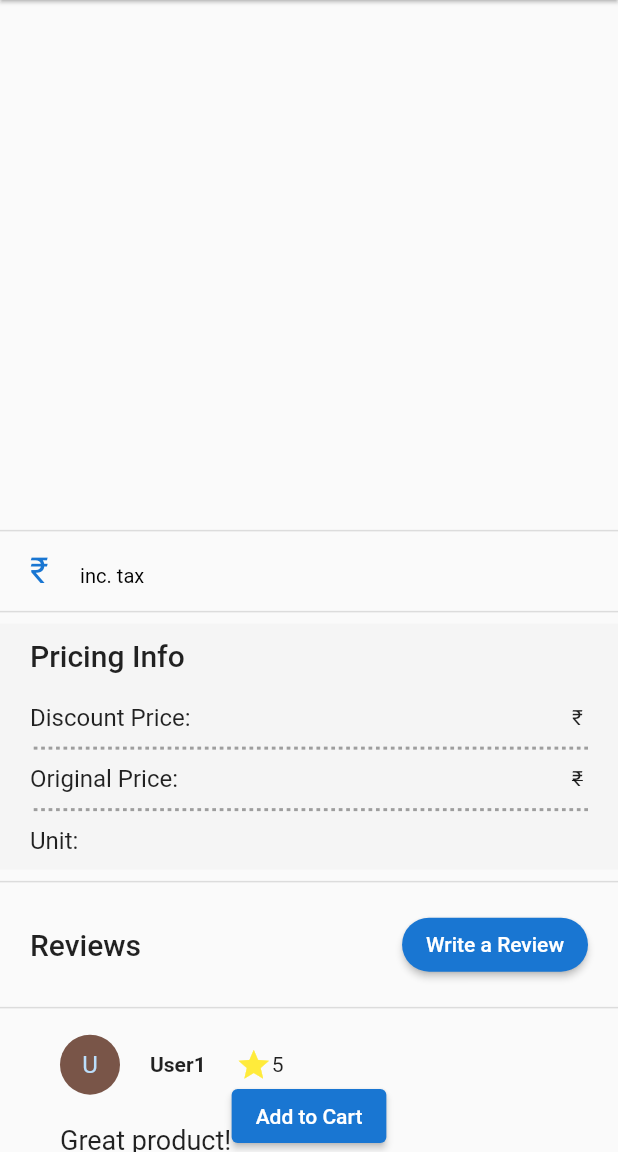
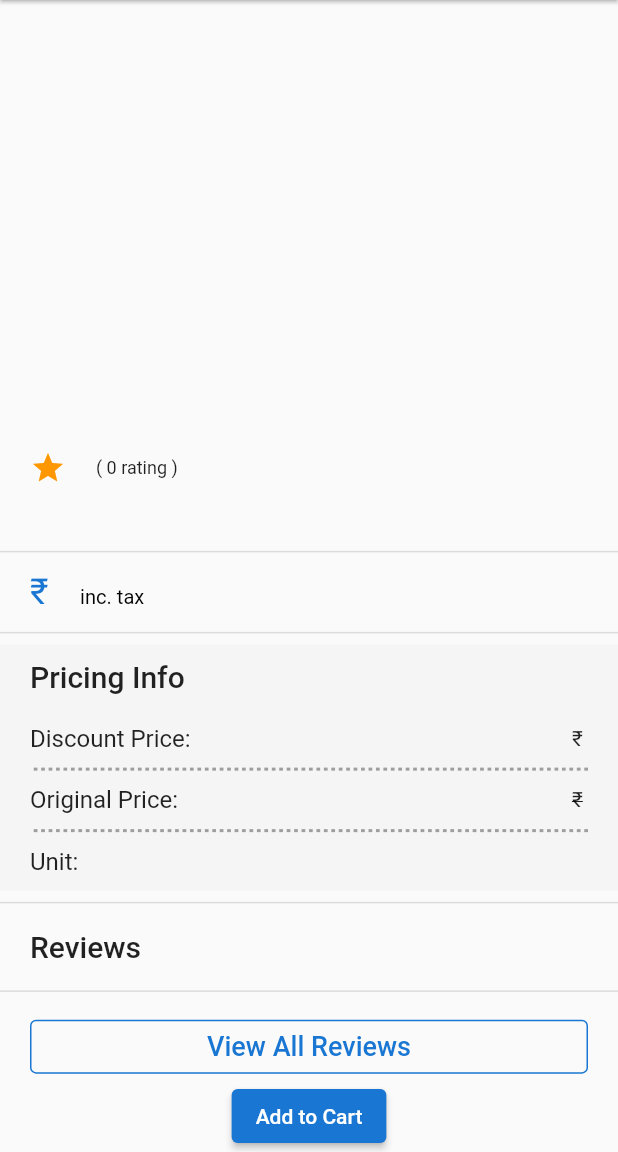
Before and after one commit to srvtechnology/go-party-customer, a Flutter app: the SingleServiceRoute screen opened directly with empty values, on a phone screen of 412 x 824 dp, the part 84-1236 px from its top. Run offline on Flutter 3.47's test engine with Material 2 defaults, Android fonts, the phone set to English and light mode, and no system bars; drawn by our look-alikes of carousel_slider; our stand-ins replace animated_custom_dropdown, cached_network_image, card_loading, connectivity, convex_bottom_bar, csc_picker and 7 more; missing offline and left inert: cc_avenue, flutter_pannable_rating_bar; accounts and stored records are empty; network calls fail.

Commit message:
Reviews added

```diff
--- a/lib/core/models/orders.dart
+++ b/lib/core/models/orders.dart
@@ -19,7 +19,7 @@ class OrderModel {
   String customerEmail;
   String customerPhone;
   String forAddress;
-  String vandorOrderStatus;
+  String vendorOrderStatus;
   String price;
   String quantity;
   String totalPrice;
@@ -47,7 +47,7 @@ class OrderModel {
     required this.customerEmail,
     required this.customerPhone,
     required this.forAddress,
-    required this.vandorOrderStatus,
+    required this.vendorOrderStatus,
     required this.service,
     required this.category,
     required this.price,
@@ -79,7 +79,7 @@ class OrderModel {
       customerEmail: json['customer_email'].toString(),
       customerPhone: json['customer_phone'].toString(),
       forAddress: json['for_address'].toString(),
-      vandorOrderStatus: json['vandor_order_status'].toString(),
+      vendorOrderStatus: json['vandor_order_status'].toString(),
       service: ServiceModel.fromJson(json["service_details"]),
       category: CategoryModel.fromJson(json["category_details"]),
       price: json['price'].toString(),
--- a/lib/core/models/service.dart
+++ b/lib/core/models/service.dart
@@ -5,9 +5,10 @@ import '../../config.dart';
 class ServiceModel{
   String id,name,description,price,discountedPrice,priceBasis;
   List<String> images;
-  String? categoryId;
+
+  String? rating,categoryId;
   final String imageUrl = "storage/app/public/service/";
-
+  List<ReviewModel> reviews=[];
   ServiceModel({
     required this.id,
     required this.name,
@@ -16,10 +17,13 @@ class ServiceModel{
     required this.discountedPrice,
     required this.price,
     required this.images,
+    required this.reviews,
+    this.rating,
     this.categoryId,
   });
   factory ServiceModel.fromJson(Map json){
     List<String> temp = ["${APIConfig.baseUrl}/storage/app/public/service/${json["image"]}"];
+
     if(json["additional_images"]!=null)
       {
         for (String i in json["additional_images"]){
@@ -27,7 +31,18 @@ class ServiceModel{
         }
       }
 
+    List<ReviewModel> tempReviews =[];
+    String? tempavgReview;
+    if(json["reviews"]!=null){
+      tempavgReview=json["reviews"]["avg_rating"].toString();
+      for(var reviewJson in json["reviews"]["list_of_ratings"])
+      {
+        tempReviews.add(ReviewModel.fromJson(reviewJson));
+      }
+    }
     return ServiceModel(
+      reviews: tempReviews,
+      rating: tempavgReview,
       id: json["id"].toString(),
       name: json["service"],
       description: json["description"],
@@ -53,3 +68,19 @@ class EventModel {
     return EventModel(id: json["id"].toString(), name: json["category_name"], image: json["image"]);
   }
 }
+
+class ReviewModel{
+  String name,message,rating;
+  ReviewModel(
+      {
+        required this.name,
+        required this.message,
+        required this.rating,
+      }
+      );
+
+  factory ReviewModel.fromJson(Map json){
+    return ReviewModel(name: json["user"]["name"], message: json["message"], rating: json["rating"].toString());
+  }
+
+}
--- a/lib/core/models/user.dart
+++ b/lib/core/models/user.dart
@@ -15,19 +15,3 @@ class UserModel {
             mobile: json["data"]["mobile"]);
       }
 }
-
-class ReviewModel{
-      String name,message,rating;
-      ReviewModel(
-      {
-            required this.name,
-            required this.message,
-            required this.rating,
-      }
-      );
-
-      factory ReviewModel.fromJson(Map json){
-            return ReviewModel(name: "Raghav", message: "Clear Review", rating: "4.3");
-      }
-
-}
--- a/lib/core/providers/reviewProvider.dart
+++ /dev/null
@@ -1,43 +0,0 @@
-import 'package:flutter/cupertino.dart';
-
-import '../models/user.dart';
-
-class ReviewProvider extends ChangeNotifier {
-  List<ReviewModel> _data=[];
-  List<ReviewModel> get data=>_data;
-  bool _isLoading = false;
-  bool get isLoading => _isLoading;
-  void startLoading(){
-    _isLoading = true;
-    notifyListeners();
-  }
-  void stopLoading(){
-    _isLoading = false;
-    notifyListeners();
-  }
-
-  ReviewProvider({required String serviceId}){
-    getReviews(serviceId);
-  }
-  Future<void> getReviews(String serviceId)async{
-    startLoading();
-    try{
-      _data = [
-        ReviewModel(name: "User1", message: "Great product!", rating: "5"),
-        ReviewModel(name: "User2", message: "Good service.", rating: "4"),
-        ReviewModel(name: "User3", message: "Not satisfied.", rating: "2"),
-        ReviewModel(name: "User4", message: "Amazing experience!", rating: "5"),
-        ReviewModel(name: "User5", message: "Could be better.", rating: "3"),
-        ReviewModel(name: "User6", message: "Quick delivery.", rating: "4"),
-        ReviewModel(name: "User7", message: "Highly recommended.", rating: "5"),
-        ReviewModel(name: "User8", message: "Terrible quality.", rating: "1"),
-        ReviewModel(name: "User9", message: "Average product.", rating: "3"),
-        ReviewModel(name: "User10", message: "Excellent support.", rating: "5"),
-      ];
-    }catch(e){
-      stopLoading();
-      rethrow;
-    }
-    stopLoading();
-  }
-}
--- a/lib/core/repo/order.dart
+++ b/lib/core/repo/order.dart
@@ -41,7 +41,6 @@ Future<List<OrderModel>> getUpcomingOrderItems(AuthProvider auth)async{
         )
     );
     List<OrderModel> list = [];
-    CustomLogger.debug(response.data);
     for(var i in response.data["data"])
     {
       try{
@@ -70,6 +69,7 @@ Future<List<OrderModel>> getDeliveredOrderItems(AuthProvider auth)async{
             }
         )
     );
+    CustomLogger.debug(response.data);
     List<OrderModel> list = [];
     for(var i in response.data["data"])
     {
--- a/lib/core/routes/filter.dart
+++ b/lib/core/routes/filter.dart
@@ -62,7 +62,7 @@ class _FilterPageState extends State<FilterPage> {
                       ),
                     onTap: (){
                         showModalBottomSheet(
-                            shape:  RoundedRectangleBorder(borderRadius: BorderRadius.circular(20)),
+                            shape: const RoundedRectangleBorder(borderRadius: BorderRadius.only(topLeft: Radius.circular(20),topRight: Radius.circular(20))),
                             context: context, builder: (context){
                            return Column(
                              children:  state.data.map((e) => filterTile(e.name,
@@ -109,7 +109,7 @@ class _FilterPageState extends State<FilterPage> {
                     ),
                       onTap: (){
                         showModalBottomSheet(
-                            shape:  RoundedRectangleBorder(borderRadius: BorderRadius.circular(20)),
+                            shape: const RoundedRectangleBorder(borderRadius: BorderRadius.only(topLeft: Radius.circular(20),topRight: Radius.circular(20))),
                             context: context, builder: (context){
                             return StatefulBuilder(
                               builder: (context,setState) {
--- a/lib/core/routes/singleService.dart
+++ b/lib/core/routes/singleService.dart
@@ -8,9 +8,12 @@ import 'package:customerapp/core/models/service.dart';
 import 'package:customerapp/core/providers/AuthProvider.dart';
 import 'package:customerapp/core/providers/categoryProvider.dart';
 import 'package:customerapp/core/repo/cart.dart';
+import 'package:customerapp/core/repo/services.dart';
 import 'package:customerapp/core/routes/product.dart';
 import 'package:customerapp/core/routes/signin.dart';
+import 'package:customerapp/core/utils/logger.dart';
 import 'package:flutter/material.dart';
+import 'package:flutter_pannable_rating_bar/flutter_pannable_rating_bar.dart';
 import 'package:provider/provider.dart';
 import 'package:responsive_sizer/responsive_sizer.dart';
 
@@ -20,7 +23,7 @@ import '../providers/reviewProvider.dart';
 
 class SingleServiceRoute extends StatefulWidget {
   final ServiceModel service;
-  SingleServiceRoute({Key? key,required this.service}) : super(key: key);
+  const SingleServiceRoute({Key? key,required this.service}) : super(key: key);
 
   @override
   State<SingleServiceRoute> createState() => _SingleServiceRouteState();
@@ -73,7 +76,7 @@ class _SingleServiceRouteState extends State<SingleServiceRoute> {
   }
   void addToCartDialog(BuildContext context,CategoryProvider categories){
     showModalBottomSheet(
-        shape: RoundedRectangleBorder(borderRadius: BorderRadius.circular(20)),
+        shape: const RoundedRectangleBorder(borderRadius: BorderRadius.only(topLeft: Radius.circular(20),topRight: Radius.circular(20))),
         context: context, builder: (context){
       return Container(
         child: Form(
@@ -170,16 +173,15 @@ class _SingleServiceRouteState extends State<SingleServiceRoute> {
       );
     });
   }
+
   @override
   Widget build(BuildContext context) {
     return MultiProvider(
       providers: [
         ChangeNotifierProvider(create: (_)=>CategoryProvider(),),
-        ChangeNotifierProvider(create: (_)=>ReviewProvider(serviceId: widget.service.id),),
       ],
-      child: Consumer3<CategoryProvider,AuthProvider,ReviewProvider>(
-        builder: (context,categories,auth,reviews,child) {
-
+      child: Consumer2<CategoryProvider,AuthProvider>(
+        builder: (context,categories,auth,child) {
 
           return Scaffold(
             appBar: AppBar(
@@ -246,10 +248,25 @@ class _SingleServiceRouteState extends State<SingleServiceRoute> {
                     ),
                     ImageSlider(imageUrls: widget.service.images),
                     Container(
-                      padding: const EdgeInsets.all(20),
+                      padding: const EdgeInsets.symmetric(horizontal: 20,vertical: 10),
                       alignment: Alignment.centerLeft,
                       child: Text(widget.service.name,style: Theme.of(context).textTheme.headlineSmall!.copyWith(fontWeight: FontWeight.w600),),
                     ),
+                    Container(
+                      padding: const EdgeInsets.symmetric(horizontal: 20),
+                      child: Row(
+                        crossAxisAlignment: CrossAxisAlignment.center,
+                        children: [
+                          const Icon(Icons.star,color: Colors.orange,),
+                          const SizedBox(width: 10,),
+                          Text(widget.service.rating??"Not Rated",style: const TextStyle(fontWeight: FontWeight.w600),),
+                          const SizedBox(width: 10,),
+                          Text("( ${widget.service.reviews.length} rating${widget.service.reviews.length>1?"s":""} )",style: const TextStyle(fontSize: 12),),
+
+                        ],
+                      ),
+                    ),
+                    const SizedBox(height: 10,),
                     Container(
                       padding: const EdgeInsets.symmetric(horizontal: 20,vertical: 5),
                       alignment: Alignment.centerLeft,
@@ -318,31 +335,22 @@ class _SingleServiceRouteState extends State<SingleServiceRoute> {
                     const SizedBox(height: 10,),
                     Container(
                         margin: const EdgeInsets.symmetric(horizontal: 20),
-                        child: Row(
-                          mainAxisAlignment: MainAxisAlignment.spaceBetween,
-                          children: [
-                            const Text("Reviews",style: TextStyle(fontSize: 20,fontWeight: FontWeight.w500),),
-                            const SizedBox(width: 40,),
-                            ElevatedButton(
-                                style: ElevatedButton.styleFrom(shape: RoundedRectangleBorder(borderRadius: BorderRadius.circular(20))),
-                                onPressed: (){}, child: const Text("Write a Review")),
-                          ],
-                        )),
+                        child: const Text("Reviews",style: TextStyle(fontSize: 20,fontWeight: FontWeight.w500),)),
                     const SizedBox(height: 10,),
                     const Divider(thickness: 1,),
                     Container(
-                        margin: const EdgeInsets.symmetric(horizontal: 40),
+                        margin: const EdgeInsets.symmetric(horizontal: 20),
                         child: Column(
-                          children: reviews.data.getRange(0, min(4,reviews.data.length-1)).map((e) => ReviewTile(e: e)).toList(),
+                          children: widget.service.reviews.getRange(0, min(4,widget.service.reviews.length)).map((e) => ReviewTile(e: e)).toList(),
                         )
                     ),
                     Container(
                       width: double.infinity,
-                      margin: const EdgeInsets.symmetric(horizontal: 40,vertical: 10),
+                      margin: const EdgeInsets.symmetric(horizontal: 20,vertical: 5),
                       child: OutlinedButton(
                           style: OutlinedButton.styleFrom(side: BorderSide(color: Theme.of(context).primaryColorDark)),
                           onPressed: (){
-                        Navigator.push(context, MaterialPageRoute(builder: (context)=>ReviewPage(reviews: reviews.data)));
+                        Navigator.push(context, MaterialPageRoute(builder: (context)=>ReviewPage(reviews: widget.service.reviews)));
                       }, child: Text("View All Reviews",style: TextStyle(fontSize: 18,color: Theme.of(context).primaryColorDark),)),
                     ),
                     const SizedBox(height: 100,),
--- a/pubspec.yaml
+++ b/pubspec.yaml
@@ -52,6 +52,8 @@ dependencies:
   carousel_slider: ^4.2.1
   cc_avenue: ^1.0.3
   webview_flutter: ^4.2.4
+  flutter_pannable_rating_bar: ^2.7.2+1
+  intl: ^0.18.1
 
 dev_dependencies:
   flutter_launcher_icons: ^0.13.1
```
Also changed, not shown: lib/core/components/card.dart (+127 -56 lines), lib/core/repo/services.dart (+29 -2 lines), lib/core/routes/homepage.dart (+2 -8 lines), pubspec.lock, 1 other file.
